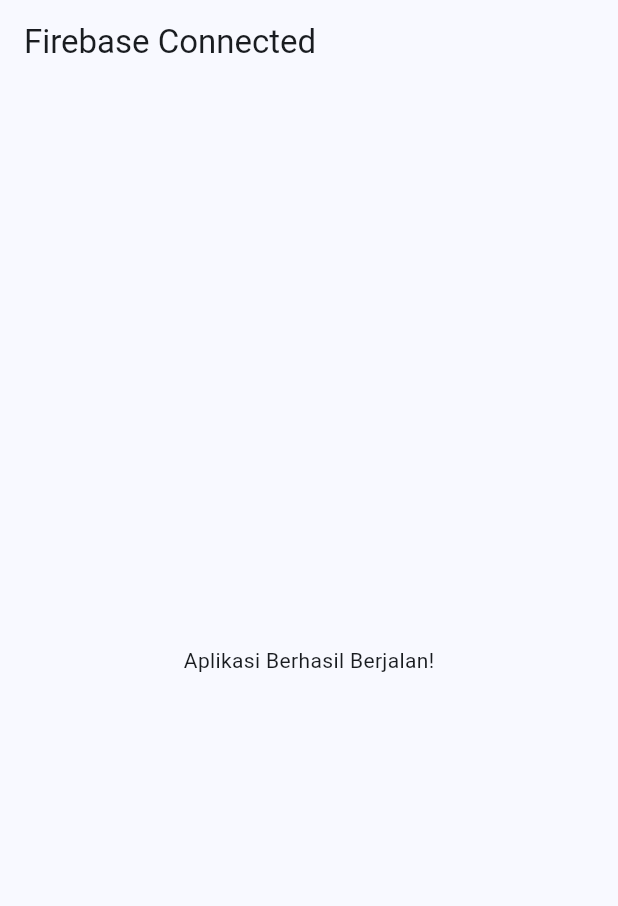
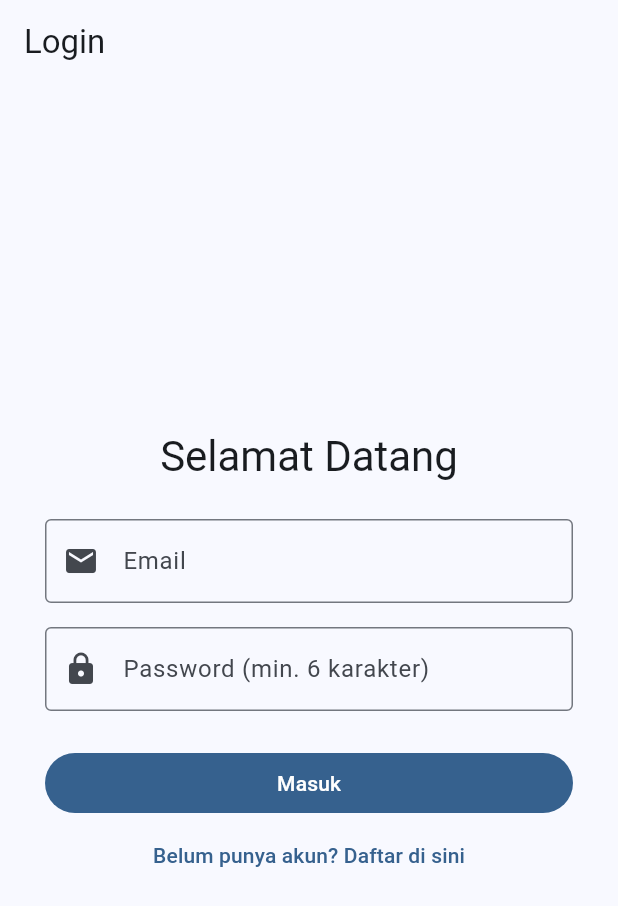
Before and after one commit to rayhan-18/Meet8, a Flutter app: the screen it shows after launch, on a phone screen of 412 x 824 dp. Shown: the top 906 px of the screen. Run offline on Flutter 3.47's test engine with Material 3 defaults, Android fonts, the phone set to English and light mode, and no system bars; our stand-ins replace firebase_auth, firebase_core; accounts and stored records are empty.

Commit message:
feat(auth): implement email and password login with firebase

```diff
--- a/lib/main.dart
+++ b/lib/main.dart
@@ -1,5 +1,6 @@
 import 'package:flutter/material.dart';
 import 'package:firebase_core/firebase_core.dart';
+import 'package:firebase_auth/firebase_auth.dart';
 import 'firebase_options.dart';
 
 void main() async {
@@ -15,29 +16,186 @@
 
   @override
   Widget build(BuildContext context) {
-      // JANGAN return context.widget; di sini!
     return MaterialApp(
-        title: 'Meet 8 Firebase',
+      title: 'Meet 8 Firebase Auth',
       debugShowCheckedModeBanner: false,
       theme: ThemeData(
         colorScheme: ColorScheme.fromSeed(seedColor: Colors.blue),
         useMaterial3: true,
       ),
-        home: const HomePage(), // Ganti dengan nama halaman/widget utama kamu
+      // Otomatis mengarahkan ke HomePage jika sudah login, atau LoginPage jika belum
+      home: StreamBuilder<User?>(
+        stream: FirebaseAuth.instance.authStateChanges(),
+        builder: (context, snapshot) {
+          if (snapshot.connectionState == ConnectionState.waiting) {
+            return const Scaffold(
+              body: Center(child: CircularProgressIndicator()),
+            );
+          }
+          if (snapshot.hasData) {
+            return const HomePage();
+          }
+          return const LoginPage();
+        },
+      ),
     );
   }
 }
 
-  // Contoh halaman utama jika belum dibuat
+class LoginPage extends StatefulWidget {
+  const LoginPage({super.key});
+
+  @override
+  State<LoginPage> createState() => _LoginPageState();
+}
+
+class _LoginPageState extends State<LoginPage> {
+  final _emailController = TextEditingController();
+  final _passwordController = TextEditingController();
+  bool _isLogin = true; // Mode true = Login, false = Register
+  bool _isLoading = false;
+
+  Future<void> _submit() async {
+    final email = _emailController.text.trim();
+    final password = _passwordController.text.trim();
+
+    if (email.isEmpty || password.isEmpty) {
+      _showMessage('Email dan password tidak boleh kosong');
+      return;
+    }
+
+    setState(() => _isLoading = true);
+
+    try {
+      if (_isLogin) {
+        // Proses Login
+        await FirebaseAuth.instance.signInWithEmailAndPassword(
+          email: email,
+          password: password,
+        );
+      } else {
+        // Proses Buat Akun Baru
+        await FirebaseAuth.instance.createUserWithEmailAndPassword(
+          email: email,
+          password: password,
+        );
+      }
+    } on FirebaseAuthException catch (e) {
+      _showMessage(e.message ?? 'Terjadi kesalahan autentikasi');
+    } finally {
+      if (mounted) setState(() => _isLoading = false);
+    }
+  }
+
+  void _showMessage(String message) {
+    ScaffoldMessenger.of(context).showSnackBar(
+      SnackBar(content: Text(message)),
+    );
+  }
+
+  @override
+  void dispose() {
+    _emailController.dispose();
+    _passwordController.dispose();
+    super.dispose();
+  }
+
+  @override
+  Widget build(BuildContext context) {
+    return Scaffold(
+      appBar: AppBar(title: Text(_isLogin ? 'Login' : 'Daftar Akun')),
+      body: Center(
+        child: ConstrainedBox(
+          constraints: const BoxConstraints(maxWidth: 400),
+          child: Padding(
+            padding: const EdgeInsets.all(24.0),
+            child: Column(
+              mainAxisAlignment: MainAxisAlignment.center,
+              crossAxisAlignment: CrossAxisAlignment.stretch,
+              children: [
+                Text(
+                  _isLogin ? 'Selamat Datang' : 'Buat Akun Baru',
+                  style: Theme.of(context).textTheme.headlineMedium,
+                  textAlign: TextAlign.center,
+                ),
+                const SizedBox(height: 24),
+                TextField(
+                  controller: _emailController,
+                  keyboardType: TextInputType.emailAddress,
+                  decoration: const InputDecoration(
+                    labelText: 'Email',
+                    border: OutlineInputBorder(),
+                    prefixIcon: Icon(Icons.email),
+                  ),
+                ),
+                const SizedBox(height: 16),
+                TextField(
+                  controller: _passwordController,
+                  obscureText: true,
+                  decoration: const InputDecoration(
+                    labelText: 'Password (min. 6 karakter)',
+                    border: OutlineInputBorder(),
+                    prefixIcon: Icon(Icons.lock),
+                  ),
+                ),
+                const SizedBox(height: 24),
+                FilledButton(
+                  onPressed: _isLoading ? null : _submit,
+                  child: _isLoading
+                      ? const SizedBox(
+                          height: 20,
+                          width: 20,
+                          child: CircularProgressIndicator(strokeWidth: 2),
+                        )
+                      : Text(_isLogin ? 'Masuk' : 'Daftar'),
+                ),
+                TextButton(
+                  onPressed: () => setState(() => _isLogin = !_isLogin),
+                  child: Text(
+                    _isLogin
+                        ? 'Belum punya akun? Daftar di sini'
+                        : 'Sudah punya akun? Masuk di sini',
+                  ),
+                ),
+              ],
+            ),
+          ),
+        ),
+      ),
+    );
+  }
+}
+
 class HomePage extends StatelessWidget {
   const HomePage({super.key});
 
   @override
   Widget build(BuildContext context) {
+    final user = FirebaseAuth.instance.currentUser;
+
     return Scaffold(
-        appBar: AppBar(title: const Text('Firebase Connected')),
-        body: const Center(
-          child: Text('Aplikasi Berhasil Berjalan!'),
+      appBar: AppBar(
+        title: const Text('Halaman Utama'),
+        actions: [
+          IconButton(
+            icon: const Icon(Icons.logout),
+            tooltip: 'Keluar',
+            onPressed: () => FirebaseAuth.instance.signOut(),
+          ),
+        ],
+      ),
+      body: Center(
+        child: Column(
+          mainAxisAlignment: MainAxisAlignment.center,
+          children: [
+            const Text('Berhasil Login sebagai:', style: TextStyle(fontSize: 16)),
+            const SizedBox(height: 8),
+            Text(
+              user?.email ?? 'User',
+              style: const TextStyle(fontSize: 20, fontWeight: FontWeight.bold),
+            ),
+          ],
+        ),
       ),
     );
   }
--- a/pubspec.yaml
+++ b/pubspec.yaml
@@ -39,6 +39,7 @@ dependencies:
   # The following adds the Cupertino Icons font to your application.
   # Use with the CupertinoIcons class for iOS style icons.
   cupertino_icons: ^1.0.8
+  firebase_auth: ^6.7.1
 
 dev_dependencies:
   flutter_test:
```
Also changed, not shown: pubspec.lock, 3 other files. Lines whose indentation alone changed are shown as unchanged.
